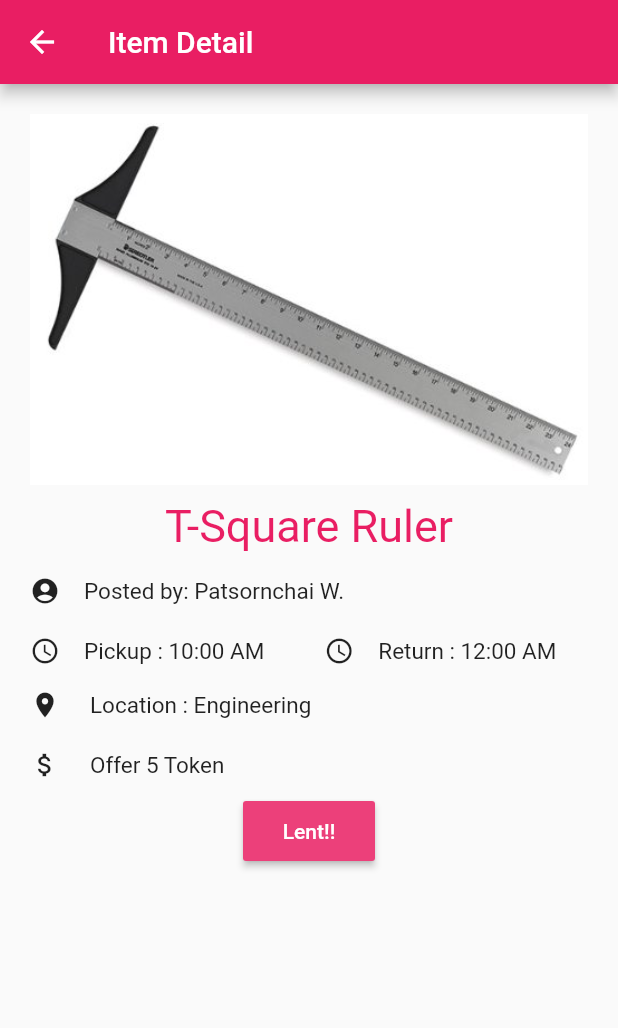
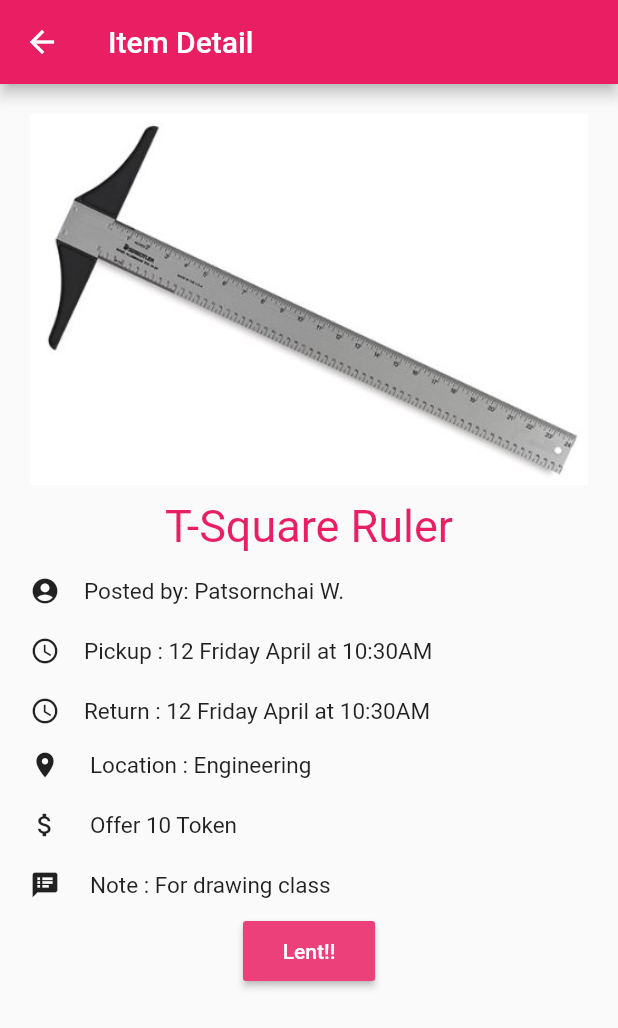
Before and after one commit to top350/backpack_front_final, a Flutter app: the ItemCard widget shown alone on an empty page, opened directly, after a tap on "T-Square Ruler", on a phone screen of 412 x 824 dp. Shown: the top 1028 px of the screen. Run offline on Flutter 3.47's test engine with Material 2 defaults, Android fonts, the phone set to English and light mode, and no system bars; our stand-ins replace datetime_picker_formfield, flutter_rating.

Commit message:
#19P commit : Make Borrow Page functional
- when fill in the borrow form it will add to the item_list

ps. need to make method to determine which list to add to

```diff
--- a/lib/items/item_card.dart
+++ b/lib/items/item_card.dart
@@ -1,4 +1,6 @@
 import 'package:flutter/material.dart';
+
+import 'package:intl/intl.dart';
 
 import 'item_detail.dart';
 import 'item_object.dart';
@@ -47,8 +49,8 @@ class ItemCard extends StatelessWidget {
                 Icon(
                   Icons.access_time,
                   size: 20,
-                ),
-                Text("Pick Up: " + item.pickupTime, style: TextStyle())
+                ), // String formattedDate = DateFormat("d EEEE MMMM 'at' h:mma").format(now);
+                Text("Pick Up: " + DateFormat("h:mma").format(item.pickupTime), style: TextStyle())
               ],
             ),
             trailing: IconButton(
--- a/lib/items/item_detail.dart
+++ b/lib/items/item_detail.dart
@@ -1,4 +1,6 @@
 import 'package:flutter/material.dart';
+
+import 'package:intl/intl.dart';
 
 import 'item_object.dart';
 
@@ -6,7 +8,7 @@ class ItemDetail extends StatelessWidget {
 //this class will tell detail of a item when click on the item class
   ItemObject item;
 
-  ItemDetail (this.item);
+  ItemDetail(this.item);
 
   _showWarningDialog(BuildContext context) {
     showDialog(
@@ -29,7 +31,6 @@ class ItemDetail extends StatelessWidget {
                   Navigator.popUntil(context, ModalRoute.withName('/Home'));
                   // other alternative Navigator.of(context).pushNamedAndRemoveUntil('/login', (Route<dynamic> route) => false);
                   Navigator.of(context).pushReplacementNamed("/Home");
-
                 },
               )
             ],
@@ -85,17 +86,28 @@ class ItemDetail extends StatelessWidget {
                           Padding(
                             padding: EdgeInsets.all(8),
                           ),
-                          Text('Pickup : '+ item.pickupTime,
+                          Text(
+                              'Pickup : ' +
+                                  DateFormat("d EEEE MMMM 'at' h:mma")
+                                      .format(item.pickupTime),
                               style: TextStyle(fontSize: 15)),
-                          Padding(
-                            padding: EdgeInsets.symmetric(
-                                vertical: 0, horizontal: 20),
-                          ),
+                        ],
+                      ),
+                      Padding(
+                        padding: EdgeInsets.all(10),
+                      ),
+                      Row(
+                        // mainAxisSize: MainAxisSize.max,
+                        // mainAxisAlignment: MainAxisAlignment.center,
+                        children: <Widget>[
                           Icon(Icons.access_time, size: 20),
                           Padding(
                             padding: EdgeInsets.all(8),
                           ),
-                          Text('Return : ' + item.returnTime,
+                          Text(
+                              'Return : ' +
+                                  DateFormat("d EEEE MMMM 'at' h:mma")
+                                      .format(item.returnTime),
                               style: TextStyle(fontSize: 15)),
                         ],
                       ),
@@ -110,7 +122,7 @@ class ItemDetail extends StatelessWidget {
                           Padding(
                             padding: EdgeInsets.all(10),
                           ),
-                          Text('Location : '+ item.location,
+                          Text('Location : ' + item.location,
                               style: TextStyle(fontSize: 15))
                         ],
                       ),
@@ -125,7 +137,23 @@ class ItemDetail extends StatelessWidget {
                           Padding(
                             padding: EdgeInsets.all(10),
                           ),
-                          Text('Offer ' + item.token.toString() +' Token', style: TextStyle(fontSize: 15))
+                          Text('Offer ' + item.token.toString() + ' Token',
+                              style: TextStyle(fontSize: 15))
+                        ],
+                      ),
+                      Padding(
+                        padding: EdgeInsets.all(10),
+                      ),
+                      Row(
+                        // mainAxisSize: MainAxisSize.max,
+                        // mainAxisAlignment: MainAxisAlignment.center,
+                        children: <Widget>[
+                          Icon(Icons.speaker_notes, size: 20),
+                          Padding(
+                            padding: EdgeInsets.all(10),
+                          ),
+                          Text('Note : ' + item.note,
+                              style: TextStyle(fontSize: 15))
                         ],
                       ),
                       Container(
--- a/lib/items/item_object.dart
+++ b/lib/items/item_object.dart
@@ -1,23 +1,23 @@
 class ItemObject {
-  String imageurl;
+  // String imageurl;
+  // String itemName;
+  // String pickupTime;
+  // String returnTime;
+  // String who;
+  // String location;
+  // int token;
+
+  //Ideal
   String itemName;
-  String pickupTime;
-  String returnTime;
-  String who;
+  String category;
+  DateTime pickupTime;
+  DateTime returnTime;
   String location;
   int token;
+  String note;
+  String imageurl;
+  String who;
 
-  //Ideal
-  // String name
-  // String categort
-  // DateTime pickupTime
-  // DateTime returnTime
-  // String location
-  // int token
-  // String note
-  // String who
-  // image url
-
-  ItemObject(this.imageurl, this.itemName, this.pickupTime, this.returnTime,
-      this.who, this.location, this.token);
+  ItemObject(this.itemName, this.category, this.pickupTime, this.returnTime,
+      this.location, this.token, this.note, this.imageurl, this.who);
 }
--- a/lib/splash_page.dart
+++ b/lib/splash_page.dart
@@ -27,7 +27,7 @@ class _SplashScreenState extends State<SplashScreen> with SingleTickerProviderSt
     _animation.addListener(()=> this.setState((){}));
     _animationController.forward();
 
-    Timer(Duration(seconds: 3), (){
+    Timer(Duration(seconds: 1), (){
       Navigator.of(context).pushReplacementNamed("/login");
     });
   }
```
Also changed, not shown: lib/borrow.dart (+39 -25 lines), lib/items/itemlists.dart (+74 -16 lines).
